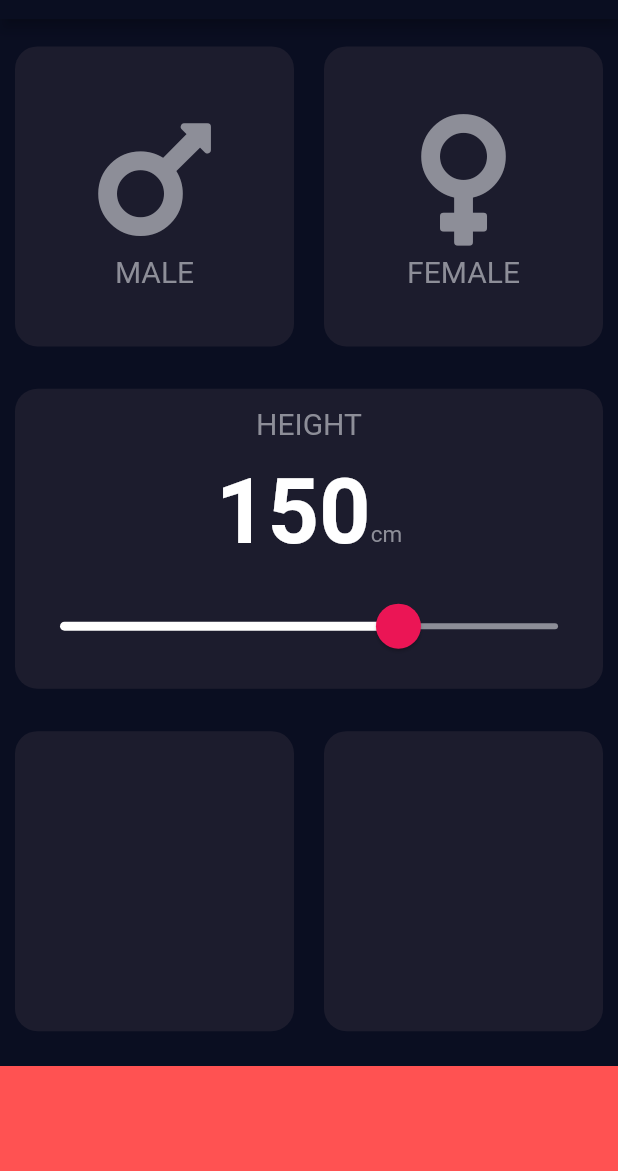
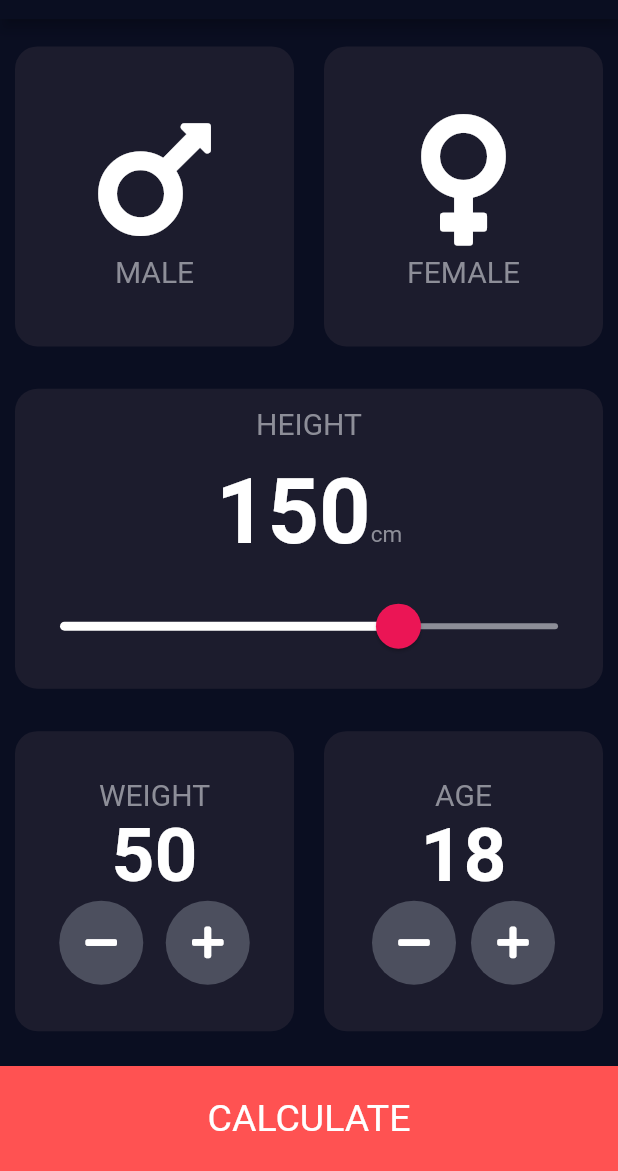
Before and after one commit to sagardev2301/bmi_calculator, a Flutter app: the screen it shows after launch, on a phone screen of 412 x 824 dp, the part 65-1236 px from its top. Run offline on Flutter 3.47's test engine with Material 2 defaults, Android fonts, the phone set to English and light mode, and no system bars; our stand-ins replace font_awesome_flutter.

Commit message:
Added Result Screen and some properties to Weight and Age button.

```diff
--- a/lib/card_details.dart
+++ b/lib/card_details.dart
@@ -15,7 +15,7 @@ class CardDetails extends StatelessWidget {
         Icon(
           icon,
           size: 100.0,
-          color: const Color(0xFF8D8E98),
+          color: Colors.white,
         ),
         Text(
           gender,
--- a/lib/input_page.dart
+++ b/lib/input_page.dart
@@ -1,8 +1,8 @@
-import 'package:flutter/cupertino.dart';
 import 'package:flutter/material.dart';
 import 'package:font_awesome_flutter/font_awesome_flutter.dart';
 import 'reusable_card.dart';
 import 'card_details.dart';
+import 'results.dart';
 
 const bottomContainerHeight = 70.0;
 const bottomContainerColour = Colors.redAccent;
@@ -26,6 +26,8 @@ class InputPage extends StatefulWidget {
 class _InputPageState extends State<InputPage> {
   Gender selectedGender = Gender.others;
   int defaultHeight = 150;
+  int weight = 50;
+  int age = 18;
   @override
   Widget build(BuildContext context) {
     return Scaffold(
@@ -137,32 +139,165 @@ class _InputPageState extends State<InputPage> {
           Expanded(
             child: Row(
               mainAxisAlignment: MainAxisAlignment.spaceEvenly,
-              children: const [
+              children: [
                 Expanded(
                   child: ReusableCard(
                     onPress: null,
                     colour: activeCardColour,
-                    cardChild: null,
+                    cardChild: Column(
+                      mainAxisAlignment: MainAxisAlignment.center,
+                      children: [
+                        const Text(
+                          'WEIGHT',
+                          style: TextStyle(
+                            fontSize: 20.0,
+                            color: fontColour,
+                          ),
+                        ),
+                        Text(
+                          weight.toString(),
+                          style: const TextStyle(
+                            fontSize: 50.0,
+                            color: Colors.white,
+                            fontWeight: FontWeight.bold,
+                          ),
+                        ),
+                        Row(
+                          mainAxisAlignment: MainAxisAlignment.center,
+                          children: [
+                            RoundIconButton(
+                              icon: FontAwesomeIcons.minus,
+                              settingData: () {
+                                setState(() {
+                                  if (weight > 5) {
+                                    weight--;
+                                  }
+                                });
+                              },
+                            ),
+                            const SizedBox(
+                              width: 15.0,
+                            ),
+                            RoundIconButton(
+                              icon: FontAwesomeIcons.plus,
+                              settingData: () {
+                                setState(() {
+                                  if (weight < 120) {
+                                    weight++;
+                                  }
+                                });
+                              },
+                            ),
+                          ],
+                        ),
+                      ],
+                    ),
                   ),
                 ),
                 Expanded(
                   child: ReusableCard(
                     onPress: null,
                     colour: activeCardColour,
-                    cardChild: null,
+                    cardChild: Column(
+                      mainAxisAlignment: MainAxisAlignment.center,
+                      children: [
+                        const Text(
+                          'AGE',
+                          style: TextStyle(
+                            fontSize: 20.0,
+                            color: fontColour,
+                          ),
+                        ),
+                        Text(
+                          age.toString(),
+                          style: const TextStyle(
+                            fontSize: 50.0,
+                            color: Colors.white,
+                            fontWeight: FontWeight.bold,
+                          ),
+                        ),
+                        Row(
+                          mainAxisAlignment: MainAxisAlignment.center,
+                          children: [
+                            RoundIconButton(
+                                icon: FontAwesomeIcons.minus,
+                                settingData: () {
+                                  setState(() {
+                                    if (age > 2) {
+                                      age--;
+                                    }
+                                  });
+                                }),
+                            const SizedBox(
+                              width: 10.0,
+                            ),
+                            RoundIconButton(
+                              icon: FontAwesomeIcons.plus,
+                              settingData: () {
+                                setState(() {
+                                  if (age < 100) {
+                                    age++;
+                                  }
+                                });
+                              },
+                            ),
+                          ],
+                        )
+                      ],
+                    ),
                   ),
                 ),
               ],
             ),
           ),
-          Container(
-            margin: const EdgeInsets.only(top: 5.0),
-            height: bottomContainerHeight,
-            color: bottomContainerColour,
-            width: double.infinity,
+          GestureDetector(
+            onTap: () {
+              Navigator.push(context, MaterialPageRoute(builder: (context) {
+                return ResultsPage();
+              }));
+            },
+            child: Container(
+              margin: const EdgeInsets.only(top: 5.0),
+              height: bottomContainerHeight,
+              color: bottomContainerColour,
+              width: double.infinity,
+              child: const Center(
+                child: Text(
+                  'CALCULATE',
+                  style: TextStyle(
+                    color: Colors.white,
+                    fontSize: 25.0,
+                  ),
+                ),
+              ),
+            ),
           )
         ],
       ),
     );
   }
 }
+
+class RoundIconButton extends StatelessWidget {
+  const RoundIconButton(
+      {Key? key, required this.icon, required this.settingData})
+      : super(key: key);
+  final IconData icon;
+  final Function settingData;
+  @override
+  Widget build(BuildContext context) {
+    return RawMaterialButton(
+      child: Icon(icon),
+      onPressed: () {
+        settingData();
+      },
+      elevation: 0.0,
+      constraints: const BoxConstraints.tightFor(
+        width: 56.0,
+        height: 56.0,
+      ),
+      shape: const CircleBorder(),
+      fillColor: const Color(0xFF4C4F5E),
+    );
+  }
+}
```
Also changed, not shown: lib/results.dart (added, +41 -0 lines), pubspec.lock, 2 other files.
